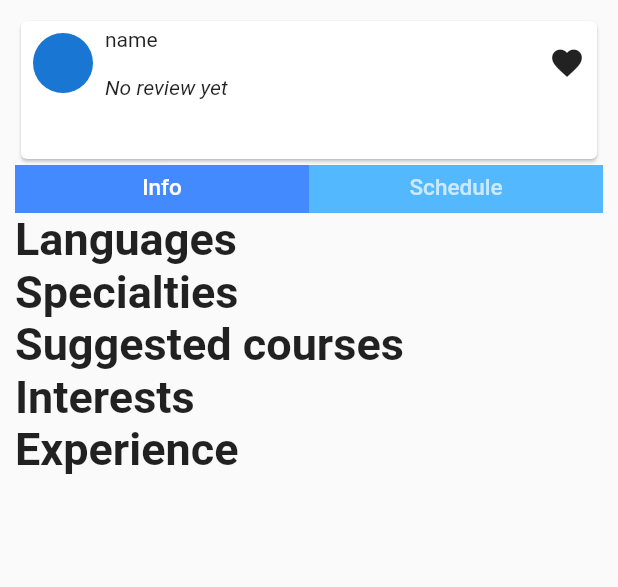
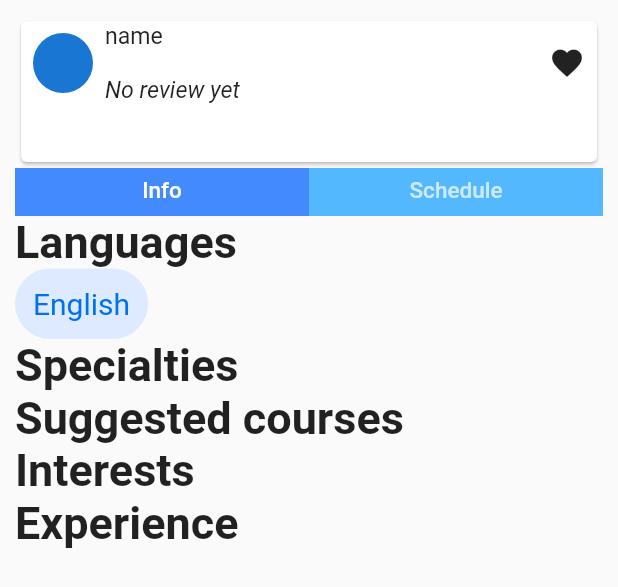
Before and after one commit to manhvu0803/let_tutor, a Flutter app: the TutorInfoScreen widget shown alone on an empty page, opened directly, on a phone screen of 412 x 824 dp. Shown: the top 587 px of the screen. Run offline on Flutter 3.47's test engine with Material 2 defaults, Android fonts, the phone set to English and light mode, and no system bars; our stand-ins replace persistent_bottom_nav_bar.

Commit message:
Add rounded box and enlarge texts

```diff
--- a/lib/main.dart
+++ b/lib/main.dart
@@ -15,6 +15,9 @@ class LetTutorApp extends StatelessWidget {
       title: 'Flutter Demo',
       theme: ThemeData(
         primarySwatch: Colors.blue,
+        textTheme: Theme.of(context).textTheme.apply(
+          fontSizeFactor: 1.1
+        )
       ),
       home: const LoginScreen(),
     );
--- a/lib/screens/schedule_screen.dart
+++ b/lib/screens/schedule_screen.dart
@@ -1,8 +1,6 @@
 import 'package:flutter/material.dart';
 import 'package:let_tutor/screens/screen.dart';
-import 'package:let_tutor/widgets/icon_label.dart';
 import 'package:let_tutor/widgets/schedule_card.dart';
-import 'package:let_tutor/widgets/user_info_box.dart';
 
 class ScheduleScreen extends StatelessWidget {
   const ScheduleScreen({super.key});
--- a/lib/screens/tutor_info_screen.dart
+++ b/lib/screens/tutor_info_screen.dart
@@ -1,5 +1,6 @@
 import 'package:flutter/material.dart';
 import 'package:let_tutor/screens/screen.dart';
+import 'package:let_tutor/widgets/rounded_box.dart';
 import 'package:let_tutor/widgets/timetable.dart';
 import 'package:let_tutor/widgets/tutor_card.dart';
 
@@ -34,19 +35,17 @@ class TutorInfoScreen extends StatelessWidget {
               child: TabBarView(
                 physics: const NeverScrollableScrollPhysics(),
                 children: [
-                  DefaultTextStyle.merge(
-                    style: _boldTitleStyle,
-                    child: const Column(
+                  Column(
                       mainAxisAlignment: MainAxisAlignment.start,
-                      crossAxisAlignment: CrossAxisAlignment.stretch,
+                      crossAxisAlignment: CrossAxisAlignment.start,
                       children: [
-                        Text("Languages"),
-                        Text("Specialties"),
-                        Text("Suggested courses"),
-                        Text("Interests"),
-                        Text("Experience"),
+                        const Text("Languages", style: _boldTitleStyle),
+                        RoundedBox.text("English"),
+                        const Text("Specialties", style: _boldTitleStyle),
+                        const Text("Suggested courses", style: _boldTitleStyle),
+                        const Text("Interests", style: _boldTitleStyle),
+                        const Text("Experience", style: _boldTitleStyle),
                       ]
-                    ),
                   ),
                   const Timetable(),
                   const Column(),
--- /dev/null
+++ b/lib/widgets/rounded_box.dart
@@ -0,0 +1,26 @@
+import 'package:flutter/material.dart';
+
+class RoundedBox extends StatelessWidget {
+  final Widget? child;
+
+  const RoundedBox({super.key, this.child});
+
+  RoundedBox.text(String text, {key, double fontSize = 20}) : this(
+    child: Text(text,
+    style: TextStyle(color: const Color(0xFF0071F0), fontSize: fontSize)),
+    key: key
+  );
+
+  @override
+  Widget build(BuildContext context) {
+    return Container(
+      padding: const EdgeInsets.all(10),
+      decoration: BoxDecoration(
+        color: const Color(0xFFDDEAFF),
+        border: Border.all(color: const Color(0xFFDDEAFF), width: 2),
+        borderRadius: BorderRadius.circular(24)
+      ),
+      child: child,
+    );
+  }
+}
```
